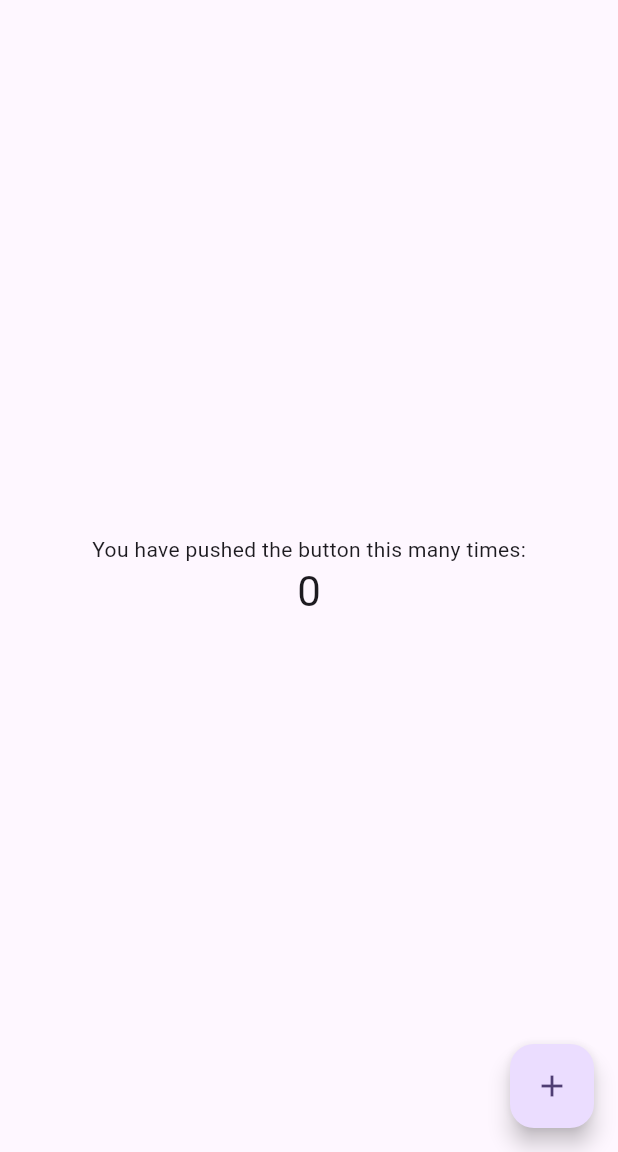
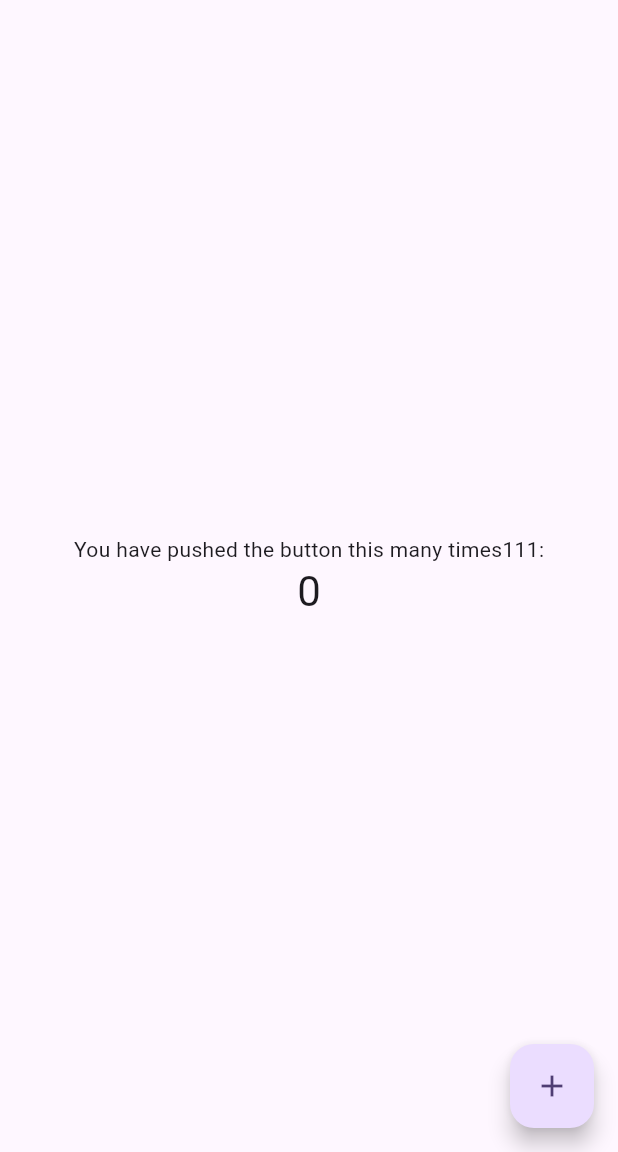
Before and after one commit to could-ai/0196b404-8b8f-72c1-8d43-0fa42965d9ac, a Flutter app: the screen it shows after launch, on a phone screen of 412 x 824 dp, the part 84-1236 px from its top. Run offline on Flutter 3.47's test engine with Material 3 defaults, Android fonts, the phone set to English and light mode, and no system bars.

Commit message:
Update file: lib/main.dart

```diff
--- a/usr/lib/main.dart
+++ b/usr/lib/main.dart
@@ -105,7 +105,7 @@ class _MyHomePageState extends State<MyHomePage> {
           // wireframe for each widget.
           mainAxisAlignment: MainAxisAlignment.center,
           children: <Widget>[
-            const Text('You have pushed the button this many times:'),
+            const Text('You have pushed the button this many times111:'),
             Text('$_counter', style: Theme.of(context).textTheme.headlineMedium),
           ],
         ),
```
